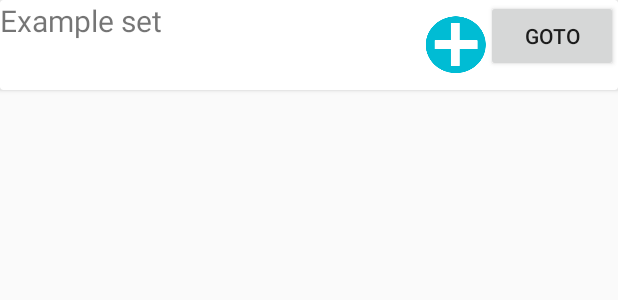
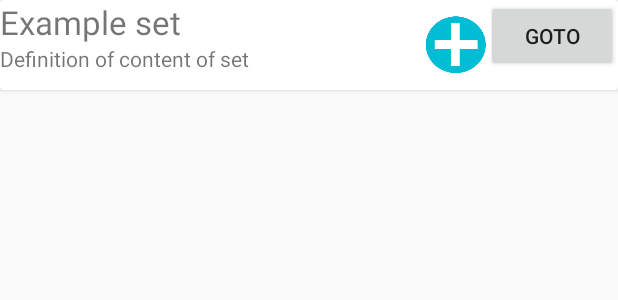
Before and after one commit to VolgoAK/WordLearning, an Android app: the layout sets_cursor_adapter.xml on its own in the app's theme, with its tools: preview values and no code run, on a phone screen of 412 x 824 dp. Shown: the top 300 px of the screen. Run offline under Robolectric (Android 15) with nearby library versions, the phone set to English and light mode, and no system bars.

Commit message:
few changes in the SetsCursorAdapter

```diff
--- a/app/src/main/java/xyz/volgoak/wordlearning/RedactorFragment.java
+++ b/app/src/main/java/xyz/volgoak/wordlearning/RedactorFragment.java
@@ -67,7 +67,7 @@ public class RedactorFragment extends Fragment{
                 dbAdapter.insertWord(wordEdit.getText().toString(), translationEdit.getText().toString(), -1);
                 wordEdit.setText("");
                 translationEdit.setText("");
-                cursorAdapter.changeCursor(dbAdapter.fetchDictionaryWords());
+                cursorAdapter.changeCursor(dbAdapter.fetchWordsByTrained(null, Integer.MAX_VALUE, Integer.MAX_VALUE));
             }
         });
 
--- a/app/src/main/java/xyz/volgoak/wordlearning/utils/SetsCursorAdapter.java
+++ b/app/src/main/java/xyz/volgoak/wordlearning/utils/SetsCursorAdapter.java
@@ -50,9 +50,14 @@ public class SetsCursorAdapter extends SimpleCursorAdapter{
             view.setTag(holder);
         }
 
+        //set text for name and description fields
         final String setName = cursor.getString(cursor.getColumnIndex(DatabaseContract.Sets.COLUMN_NAME));
         holder.setNameTv.setText(setName);
 
+        String description = mContext.getString(R.string.bogus_text);
+        holder.setDescriptionTv.setText(description);
+
+        //add or remove set from dictionary on button click
         final long setId = cursor.getLong(cursor.getColumnIndex(DatabaseContract.Sets._ID));
         final int setStatus = cursor.getInt(cursor.getColumnIndex(DatabaseContract.Sets.COLUMN_STATUS));
 
--- a/app/src/main/res/layout/sets_cursor_adapter.xml
+++ b/app/src/main/res/layout/sets_cursor_adapter.xml
@@ -16,7 +16,7 @@
             android:id="@+id/tv_name_setsadapter"
             android:layout_width="wrap_content"
             android:layout_height="wrap_content"
-            android:textSize="@dimen/title_text_size"
+            android:textSize="@dimen/large_text_size"
             app:layout_constraintLeft_toLeftOf="parent"
             app:layout_constraintTop_toTopOf="parent"
             tools:text="Example set"/>
@@ -27,8 +27,7 @@
             android:layout_height="wrap_content"
             app:layout_constraintLeft_toLeftOf="parent"
             app:layout_constraintTop_toBottomOf="@id/tv_name_setsadapter"
-            tools:layout_editor_absoluteY="81dp"
-            tools:layout_editor_absoluteX="0dp" />
+            tools:text="@string/bogus_text" />
 
         <Button
             android:id="@+id/bt_open_sets"
--- a/app/src/main/res/values/dimens.xml
+++ b/app/src/main/res/values/dimens.xml
@@ -14,6 +14,7 @@
 
 
     <dimen name="title_text_size">20sp</dimen>
+    <dimen name="large_text_size">22sp</dimen>
     <dimen name="medium_text_size">18sp</dimen>
     <dimen name="small_text_size">14sp</dimen>
 </resources>
--- a/app/src/main/res/values/strings.xml
+++ b/app/src/main/res/values/strings.xml
@@ -28,6 +28,8 @@
     <string name="set_removed_message">Set %1$s was removed from dictionary</string>
     <string name="all_words_studied_message">All words studied. Please select new set or set old ones to training</string>
 
+    <string name="bogus_text">Definition of content of set</string>
+
     <string name="correct_answers">Correct answers</string>
     <string name="wrong_answers">Wrong answers</string>
 
```
Also changed, not shown: 1 other file.
